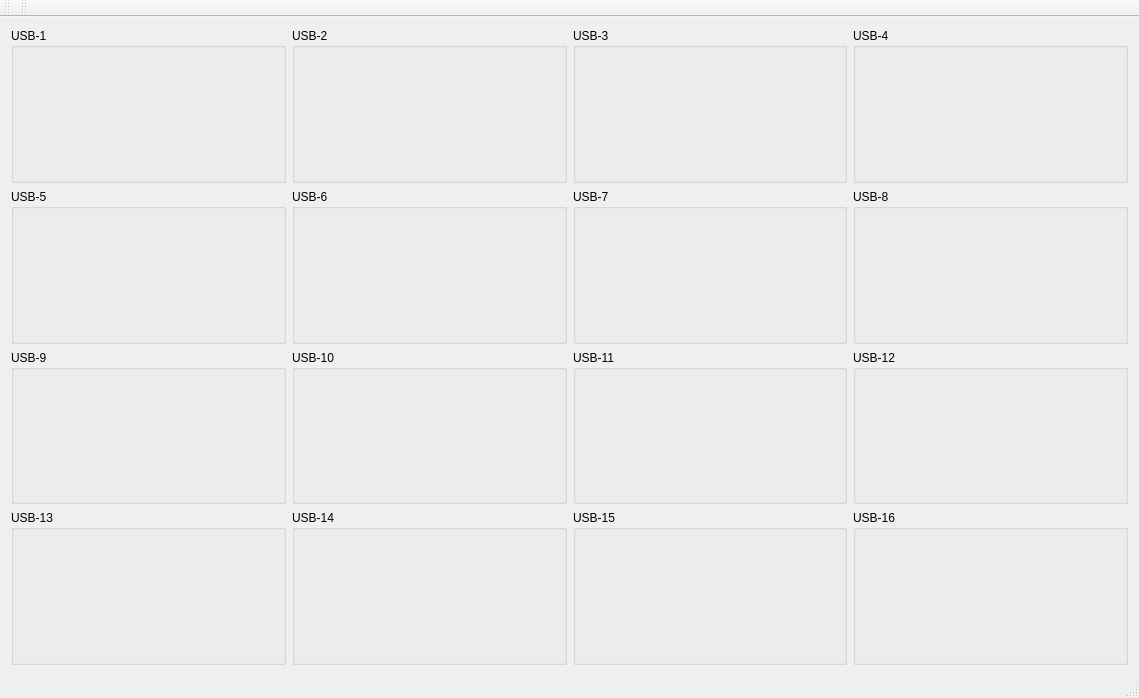
First picture: the form in Qt_practise/usb_copy/mainwindow.ui, repository wangzhi15632/ruolin_16, before the edit.
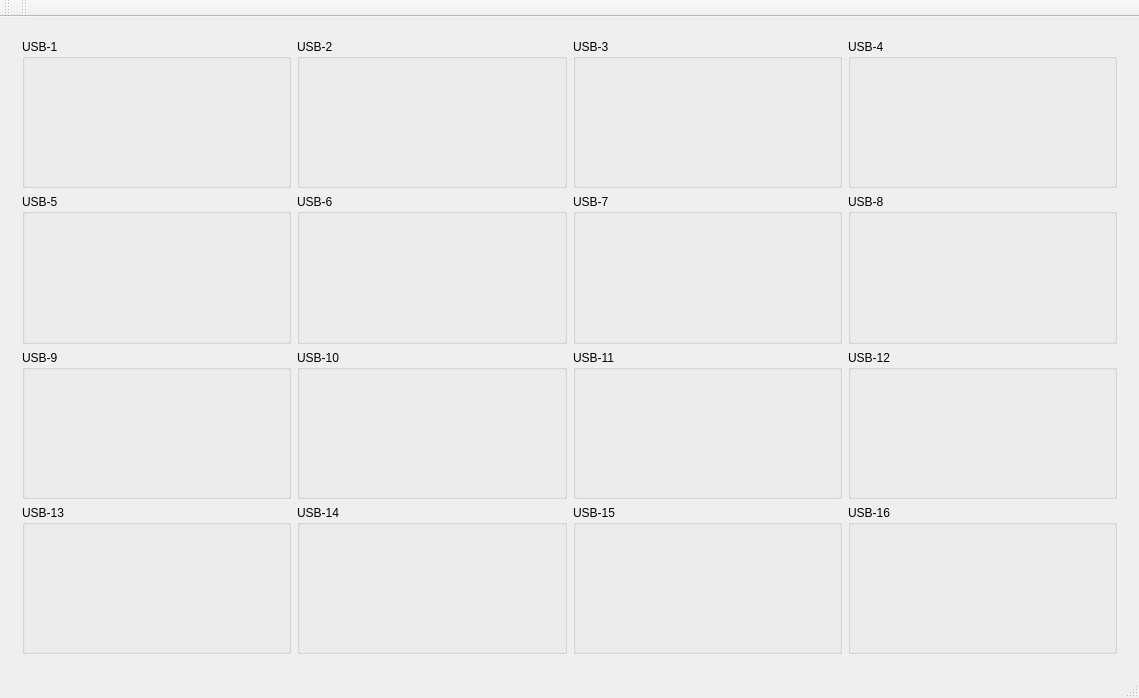
Second picture: the form after the edit.

What changed in the file:
```diff
--- a/Qt_practise/usb_copy/mainwindow.ui
+++ b/Qt_practise/usb_copy/mainwindow.ui
@@ -16,6 +16,9 @@
   <widget class="QWidget" name="centralWidget">
    <layout class="QHBoxLayout" name="horizontalLayout_5">
     <item>
+     <widget class="QWidget" name="widget" native="true">
+      <layout class="QHBoxLayout" name="horizontalLayout_6">
+       <item>
      <layout class="QVBoxLayout" name="verticalLayout">
       <item>
        <layout class="QHBoxLayout" name="horizontalLayout">
@@ -146,6 +149,9 @@
        </layout>
       </item>
      </layout>
+       </item>
+      </layout>
+     </widget>
     </item>
    </layout>
   </widget>
```
Lines whose indentation alone changed are shown as unchanged.
